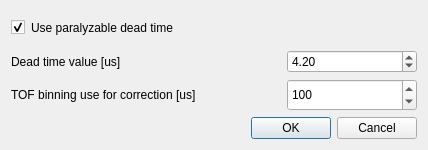
First picture: the form in src/refred/interfaces/deadtime_settings.ui, repository neutrons/RefRed, before the edit.
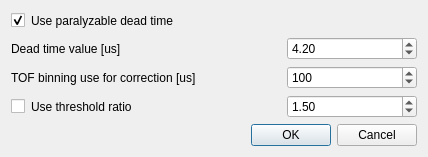
Second picture: the form after the edit.

Commit message: New Option(s): (Use) Dead Time Threshold Ratio (#187)

```diff
--- a/src/refred/interfaces/deadtime_settings.ui
+++ b/src/refred/interfaces/deadtime_settings.ui
@@ -184,6 +184,85 @@
        </item>
       </layout>
      </item>
+
+
+
+
+
+    <item>
+      <layout class="QHBoxLayout" name="horizontalLayout_threshold_ratio">
+       <item>
+        <widget class="QCheckBox" name="use_threshold_ratio">
+         <property name="text">
+          <string/>
+         </property>
+         <property name="checked">
+          <bool>false</bool>
+         </property>
+        </widget>
+       </item>
+       <item>
+        <widget class="QLabel" name="label_threshold_ratio">
+         <property name="text">
+          <string>Use threshold ratio</string>
+         </property>
+        </widget>
+       </item>
+       <item>
+        <spacer name="horizontalSpacer_threshold_ratio">
+         <property name="orientation">
+          <enum>Qt::Horizontal</enum>
+         </property>
+         <property name="sizeHint" stdset="0">
+          <size>
+           <width>40</width>
+           <height>20</height>
+          </size>
+         </property>
+        </spacer>
+       </item>
+       <item>
+        <widget class="QDoubleSpinBox" name="threshold_ratio">
+         <property name="sizePolicy">
+          <sizepolicy hsizetype="Fixed" vsizetype="Fixed">
+           <horstretch>0</horstretch>
+           <verstretch>0</verstretch>
+          </sizepolicy>
+         </property>
+         <property name="minimumSize">
+          <size>
+           <width>130</width>
+           <height>0</height>
+          </size>
+         </property>
+         <property name="maximumSize">
+          <size>
+           <width>0</width>
+           <height>100</height>
+          </size>
+         </property>
+         <property name="decimals">
+          <number>2</number>
+         </property>
+         <property name="maximum">
+          <double>10000000.000000000000000</double>
+         </property>
+         <property name="singleStep">
+          <double>1.000000000000000</double>
+         </property>
+         <property name="value">
+          <double>1.5000000000000000</double>
+         </property>
+        </widget>
+       </item>
+      </layout>
+     </item>
+
+
+
+
+
+
      <item>
       <layout class="QHBoxLayout" name="horizontalLayout_2">
        <item>
```
The commit also changes 5 other files.
